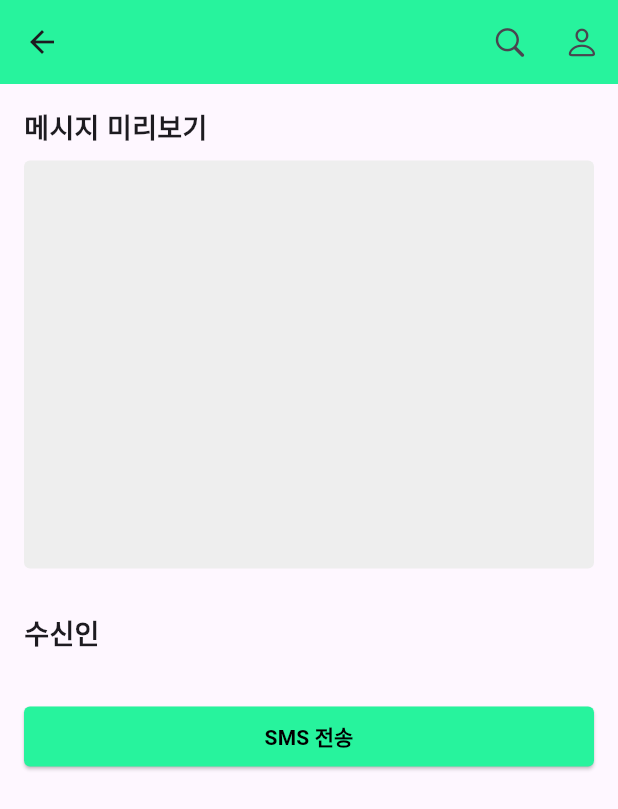
After one commit to SinccIT/syncc_it, a Flutter app: the SendSMS screen opened directly, after a tap on "전송할 메시지 미리보기", on a phone screen of 412 x 824 dp. The commit adds this screen. Shown: the top 809 px of the screen. Run offline on Flutter 3.47's test engine with Material 3 defaults, Android fonts, the phone set to English and light mode, and no system bars; our stand-ins replace shared_preferences; accounts and stored records are empty; network calls fail.

Commit message:
[feat] 메시지 일괄전송 화면
- 메시지 입력 필드 구현
- 수신인 목록 추가/삭제 모달창 구현
- SMS 메시지 미리보기 기능 구현

* 전송버튼 클릭 시 showDialog만 작동됨
* 모달창에서 체크박스 토글 기능 수정 예정

```diff
--- a/lib/data_model.dart
+++ b/lib/data_model.dart
@@ -9,37 +9,37 @@ class DataModel extends ChangeNotifier {
         'One 에이전시',
         '파레트 프로젝트',
         [
-          Contact('이한조', 'One 에이전시', 'Inactive'),
+          Contact('이한조', 'One 에이전시', '01091790542', 'Inactive'),
         ]
     ),
     Group(
         'Office',
         '사무실 연락망',
         [
-          Contact('박채연', 'CloudMarketing / ABC Cloud Corp.', 'Active'),
-          Contact('김성종', 'CloudMarketing / ABC Cloud Corp.', 'Inactive'),
-          Contact('유윤경', 'CloudMarketing / ABC Cloud Corp.', 'Active'),
+          Contact('박채연', 'CloudMarketing / ABC Cloud Corp.', '01091790542', 'Active'),
+          Contact('김성종', 'CloudMarketing / ABC Cloud Corp.', '01091790542', 'Inactive'),
+          Contact('유윤경', 'CloudMarketing / ABC Cloud Corp.', '01091790542', 'Active'),
         ]
     ),
     Group(
         'LG생활건강',
         '파레트 프로젝트',
         [
-          Contact('김한나', 'LG생활건강', 'Active'),
+          Contact('김한나', 'LG생활건강', '01091790542', 'Active'),
         ]
     ),
   ];
 
   List<Contact> contactList = [
-    Contact('박채연', 'CloudMarketing / ABC Cloud Corp.', 'Active'),
-    Contact('김성종', 'CloudMarketing / ABC Cloud Corp.', 'Inactive'),
-    Contact('유윤경', 'CloudMarketing / ABC Cloud Corp.', 'Active'),
-    Contact('송가람', 'CloudMarketing / ABC Cloud Corp.', 'Active'),
-    Contact('이재형', 'CloudMarketing / ABC Cloud Corp.', 'Inactive'),
-    Contact('백승용', 'CloudMarketing / ABC Cloud Corp.', 'Active'),
-    Contact('이한조', 'One 에이전시', 'Inactive'),
-    Contact('김한나', 'LG생활건강', 'Active'),
-    Contact('Jane Smith', 'Colleague', 'Inactive'),
+    Contact('박채연', 'CloudMarketing / ABC Cloud Corp.', '01091790542', 'Active'),
+    Contact('김성종', 'CloudMarketing / ABC Cloud Corp.', '01091790542', 'Inactive'),
+    Contact('유윤경', 'CloudMarketing / ABC Cloud Corp.', '01091790542', 'Active'),
+    Contact('송가람', 'CloudMarketing / ABC Cloud Corp.', '01091790542', 'Active'),
+    Contact('이재형', 'CloudMarketing / ABC Cloud Corp.', '01091790542', 'Inactive'),
+    Contact('백승용', 'CloudMarketing / ABC Cloud Corp.', '01091790542', 'Active'),
+    Contact('이한조', 'One 에이전시', '01091790542', 'Inactive'),
+    Contact('김한나', 'LG생활건강', '01091790542', 'Active'),
+    Contact('Jane Smith', 'Colleague', '01091790542', 'Inactive'),
   ];
 
   void updateGroupList(List<Group> groupList) {
@@ -77,9 +77,10 @@ class DataProvider extends StatelessWidget {
 class Contact {
   String name;
   String desc;
+  String phoneNumber;
   String status;
 
-  Contact(this.name, this.desc, this.status);
+  Contact(this.name, this.desc, this.phoneNumber, this.status);
 }
 
 class Group {
--- a/lib/home_page.dart
+++ b/lib/home_page.dart
@@ -1,6 +1,7 @@
 import 'package:flutter/cupertino.dart';
 import 'package:flutter/material.dart';
 import 'package:provider/provider.dart';
+import 'package:syncc_it/message_screen.dart';
 import 'package:syncc_it/tab_bar_screen1.dart';
 import 'data_model.dart';
 
@@ -252,7 +253,7 @@ class _HomePageState extends State<HomePage> {
                 // 메시지 탭
                 Navigator.push(
                   context,
-                  MaterialPageRoute(builder: (context) => HomePage()),
+                  MaterialPageRoute(builder: (context) => SendSMS()),
                 );
                 break;
             }
--- /dev/null
+++ b/lib/message_preview.dart
@@ -0,0 +1,196 @@
+import 'package:flutter/cupertino.dart';
+import 'package:flutter/material.dart';
+import 'package:url_launcher/url_launcher.dart';
+
+import 'data_model.dart';
+
+class PreviewSMS extends StatefulWidget {
+  final String message;
+  final List<String> recipients;
+
+  // 생성자 수정
+  PreviewSMS({required this.message, required this.recipients});
+
+  @override
+  State<PreviewSMS> createState() => _PreviewSMSState();
+}
+
+
+// 상태 클래스
+class _PreviewSMSState extends State<PreviewSMS> {
+  late TextEditingController msgEditingController;
+
+  @override
+  void initState() {
+    super.initState();
+    msgEditingController = TextEditingController(text: widget.message);
+  }
+
+  @override
+  void dispose() {
+    msgEditingController.dispose();
+    super.dispose();
+  }
+
+  void sendSMS() async {
+    String body = Uri.encodeComponent(msgEditingController.text);
+
+    for(var contact in widget.recipients) {
+      String uriString = 'sms:';
+      if(body.isNotEmpty) {
+        uriString += '?body=${body}';
+      }
+
+      Uri uri = Uri.parse(uriString);
+
+      if (await canLaunchUrl(uri)) {
+        await launchUrl(uri).then((success) {
+          if (success) {
+            print('SMS 전송 성공');
+          } else {
+            print('SMS 전송 실패');
+          }
+        });
+      } else {
+        throw '$uri를 실행할 수 없습니다.';
+      }
+
+    }
+
+  }
+
+  @override
+  Widget build(BuildContext context) {
+    return Scaffold(
+      appBar: AppBar(
+        backgroundColor: Color(0xFF27F39D),
+        // title: Text(
+        //   'SynccIT',
+        //   style: TextStyle(
+        //     fontWeight: FontWeight.bold,
+        //   ),
+        // ),
+        leading: IconButton(
+          onPressed: () {
+            Navigator.of(context).pop(); // 이전 화면으로 이동
+          },
+          icon: Icon(Icons.arrow_back),
+        ),
+        actions: [
+          IconButton(
+            onPressed: () {
+              Navigator.of(context).pop();
+            },
+            icon: Icon(CupertinoIcons.search),
+          ),
+          IconButton(
+            onPressed: () {},
+            icon: Icon(CupertinoIcons.person),
+          ),
+        ],
+      ),
+
+      body: Padding(
+        padding: const EdgeInsets.all(16.0),
+        child: Column(
+          crossAxisAlignment: CrossAxisAlignment.start,
+          children: [
+            Text(
+              '메시지 미리보기',
+              style: TextStyle(
+                  fontSize: 18,
+                  fontWeight: FontWeight.bold
+              ),
+            ),
+            SizedBox(height: 8),
+            TextField(
+              controller: msgEditingController,
+              readOnly: true,
+              maxLines: 10,
+              decoration: InputDecoration(
+                fillColor: Color(0xFFEEEEEE),
+                filled: true,
+                border: OutlineInputBorder(
+                  borderSide: BorderSide.none,
+                ),
+              ),
+            ),
+            SizedBox(height: 30),
+            Text(
+              '수신인',
+              style: TextStyle(
+                  fontSize: 18,
+                  fontWeight: FontWeight.bold
+              ),
+            ),
+            SizedBox(height: 8),
+            // 수신인 목록 표시
+            Column(
+              crossAxisAlignment: CrossAxisAlignment.start,
+              children: widget.recipients.map((contact) {
+                return Text(
+                  contact,
+                  style: TextStyle(fontSize: 16),
+                );
+              }).toList(),
+            ),
+            SizedBox(height: 24),
+            Row(
+              children: [
+                Expanded(
+                  child:
+                    ElevatedButton(
+                      onPressed: () {
+                        // 메시지 전송 성공 알림창
+                        showDialog(
+                        context: context,
+                        builder: (BuildContext context) {
+                          return AlertDialog(
+                            content: Container(
+                              width: MediaQuery.of(context).size.width * 0.6,
+                                child: Text("메시지가 성공적으로 전송되었습니다.")
+                            ),
+                            contentPadding: EdgeInsets.all(30.0),
+                            actions: [
+                              TextButton(
+                                onPressed: () {
+                                  Navigator.of(context).pop(); // 알림창 닫기
+                                },
+                                child: Text(
+                                  "확인",
+                                  style: TextStyle(
+                                    color: Color(0xFF27F39D),
+                                  ),
+                                ),
+                              ),
+                            ],
+                          );
+                        },
+                        );
+                      },
+                      style: ButtonStyle(
+                        backgroundColor: MaterialStateProperty.all<Color>(Color(0xFF27F39D)),
+                        shape: MaterialStateProperty.all<RoundedRectangleBorder>(
+                          RoundedRectangleBorder(
+                            borderRadius: BorderRadius.circular(4.0),
+                          ),
+                        ),
+                      ),
+                      child: Text(
+                          'SMS 전송',
+                        style: TextStyle(
+                          fontWeight: FontWeight.bold,
+                          color: Color(0xFF000000),
+                        ),
+                      ),
+                    ),
+                ),
+              ],
+            ),
+          ],
+        ),
+      ),
+
+    );
+  }
+}
```
Also changed, not shown: lib/message_screen.dart (+158 -67 lines), pubspec.lock, 1 other file.
